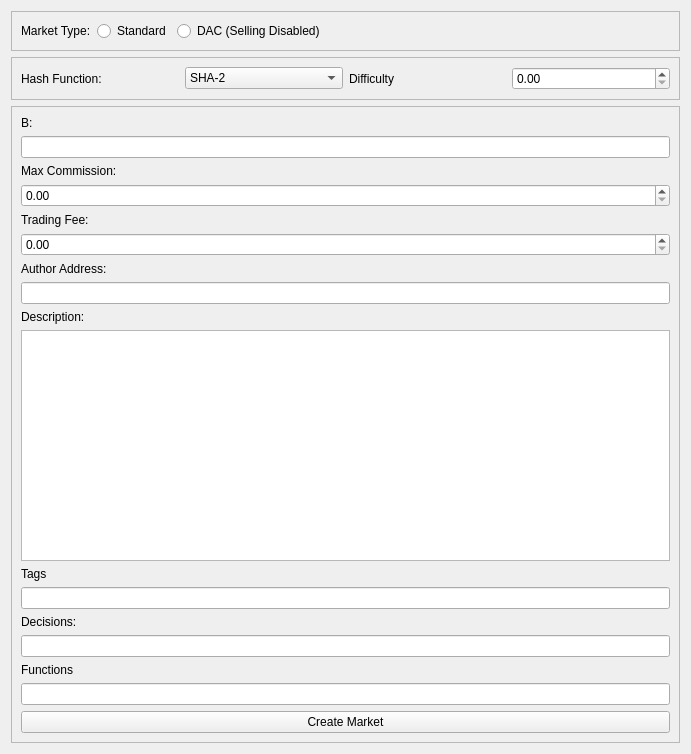
brishtiteveja/truthcoin-cpp, file src/qt/forms/decisionmarketcreationwidget.ui: the form before one commit.
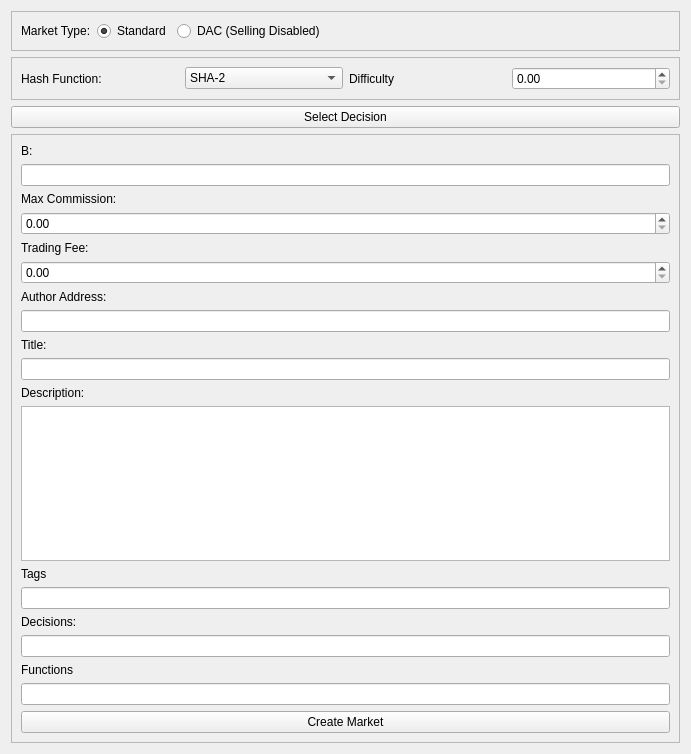
The form after the commit.

Commit message: Implement market creation via author widget, need to apply models before the select decision button will show any results, but will work manually

```diff
--- a/src/qt/forms/decisionmarketcreationwidget.ui
+++ b/src/qt/forms/decisionmarketcreationwidget.ui
@@ -35,6 +35,9 @@
         <property name="text">
          <string>Standard</string>
         </property>
+        <property name="checked">
+         <bool>true</bool>
+        </property>
        </widget>
       </item>
       <item>
@@ -98,6 +101,13 @@
      </layout>
     </widget>
    </item>
+   <item>
+    <widget class="QPushButton" name="pushButtonSelectDecision">
+     <property name="text">
+      <string>Select Decision</string>
+     </property>
+    </widget>
+   </item>
    <item>
     <widget class="QFrame" name="frame_3">
      <property name="frameShape">
@@ -147,6 +157,16 @@
       <item>
        <widget class="QLineEdit" name="lineEditAuthorAddress"/>
       </item>
+      <item>
+       <widget class="QLabel" name="labelTitle">
+        <property name="text">
+         <string>Title:</string>
+        </property>
+       </widget>
+      </item>
+      <item>
+       <widget class="QLineEdit" name="lineEditTitle"/>
+      </item>
       <item>
        <widget class="QLabel" name="labelDescription">
         <property name="text">
```
The commit also changes 5 other files.
